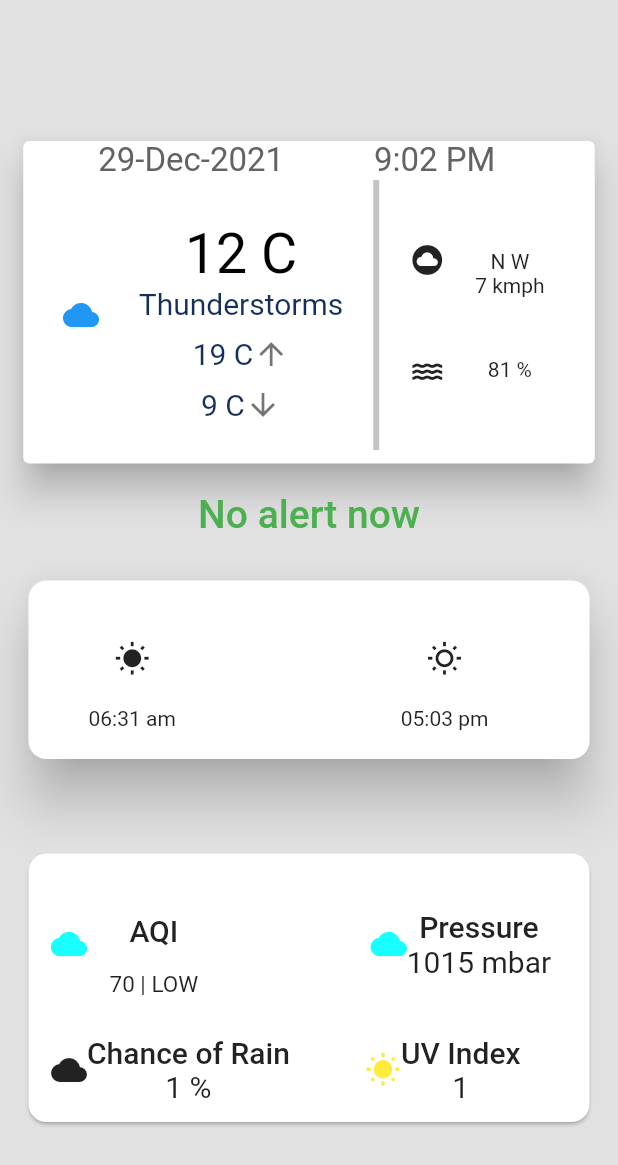
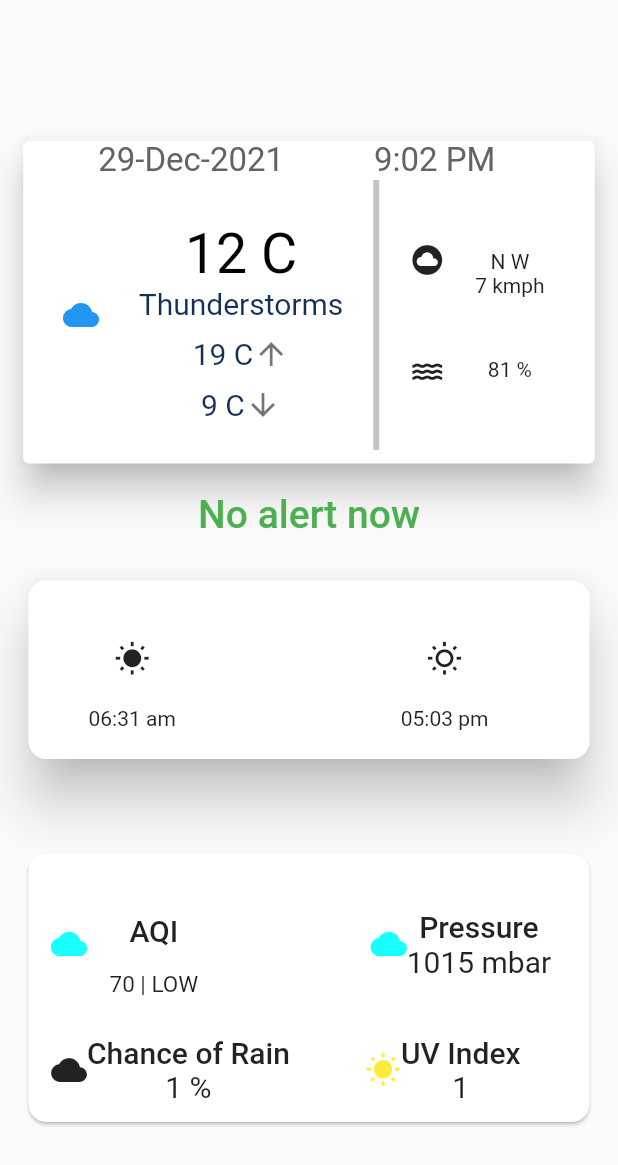
Before and after one commit to sumanchandra22/Weather-alert, a Flutter app: the screen it shows after launch, on a phone screen of 412 x 824 dp. Shown: the top 1165 px of the screen. Run offline on Flutter 3.47's test engine with Material 2 defaults, Android fonts, the phone set to English and light mode, and no system bars; our stand-ins replace get_it.

Commit message:
Update anu.dart

```diff
--- a/lib/src/screens/anu.dart
+++ b/lib/src/screens/anu.dart
@@ -16,7 +16,7 @@ class _AnuState extends State<Anu> {
           body: Container(
             width: 500,
             decoration: const BoxDecoration(
-                color: Color.fromRGBO(225, 225, 225, 1)
+               // color: Color.fromRGBO(225, 225, 225, 1)
             ),
             child: Column(
               children: [
```
